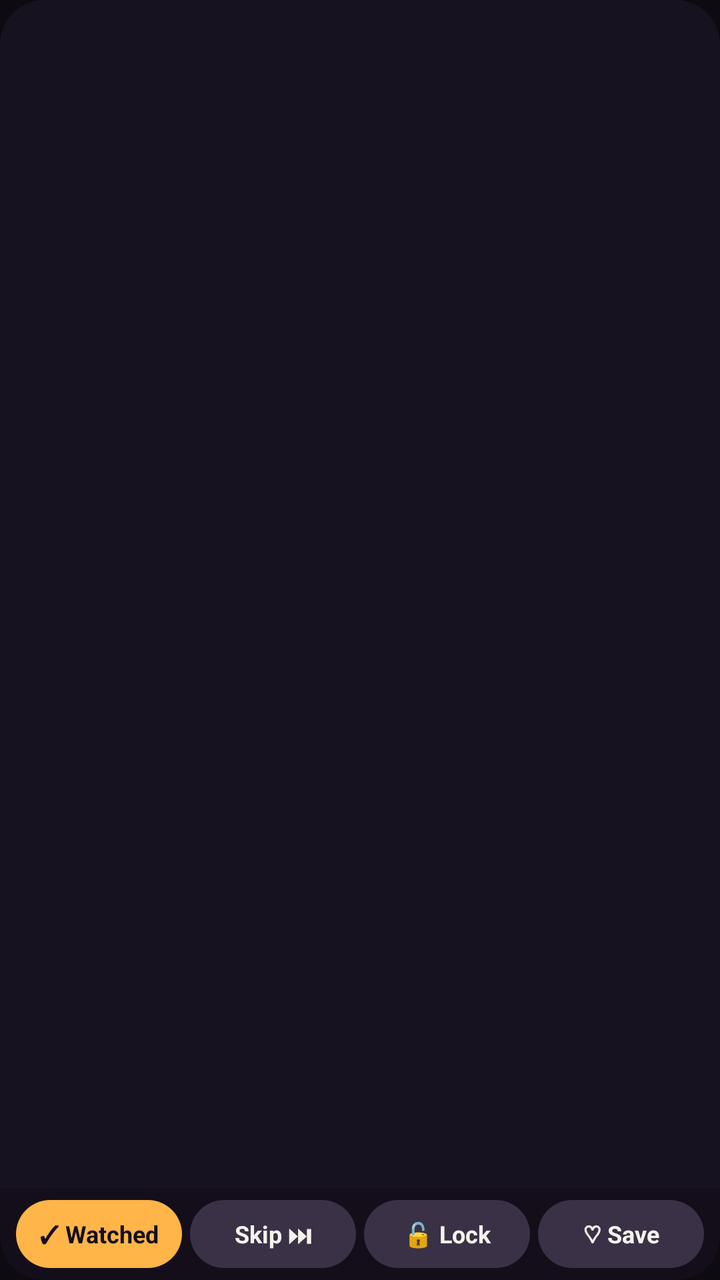
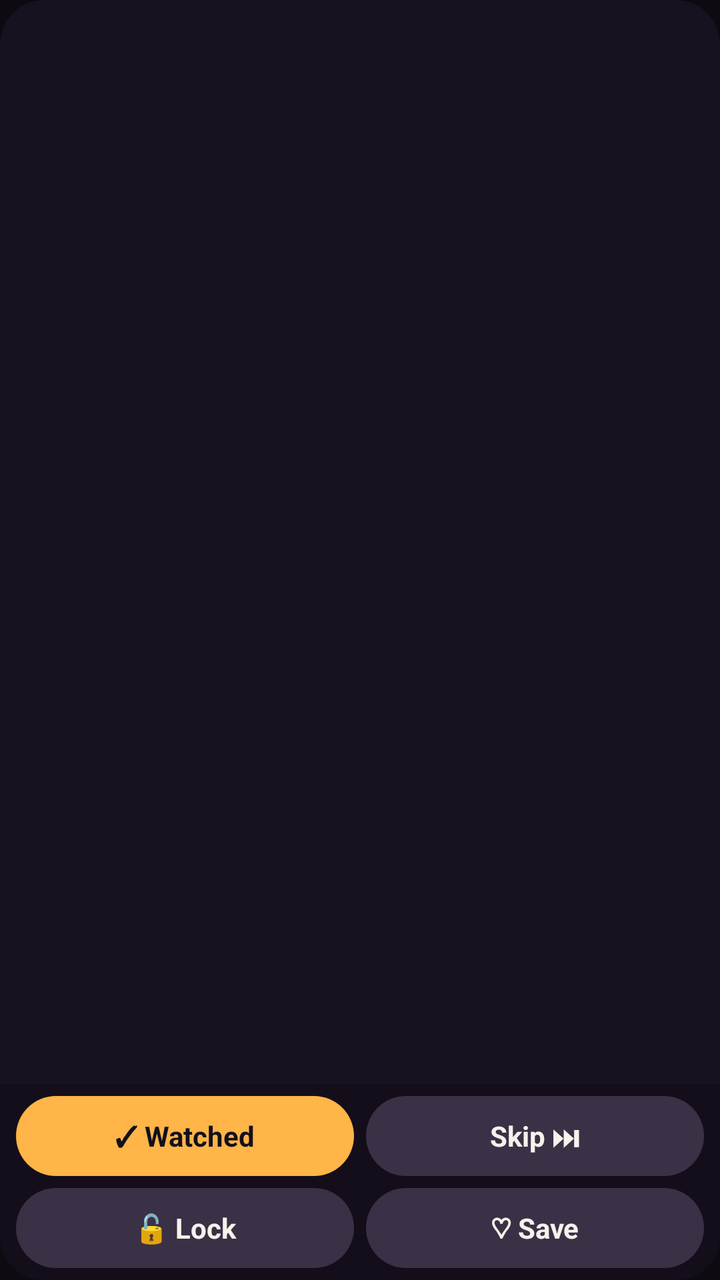

Screens rendered from an Android XML layout before and after an edit, with the pre-edit source and the edit as a unified diff.
<!-- AndroidManifest.xml: application theme Theme.VibeSync -->
<!-- res/layout/widget_pick.xml -->
<?xml version="1.0" encoding="utf-8"?>
<FrameLayout xmlns:android="http://schemas.android.com/apk/res/android"
    android:id="@+id/w_root"
    android:layout_width="match_parent"
    android:layout_height="match_parent"
    android:background="@drawable/widget_bg"
    android:clipToOutline="true">

    <ImageView
        android:id="@+id/w_poster"
        android:layout_width="match_parent"
        android:layout_height="match_parent"
        android:scaleType="centerCrop"
        android:contentDescription="Tonight's pick" />

    
    <TextView
        android:id="@+id/w_empty"
        android:layout_width="match_parent"
        android:layout_height="match_parent"
        android:gravity="center"
        android:padding="16dp"
        android:text="🍿 Open VibeSync for tonight's pick"
        android:textColor="#F6F2EC"
        android:textSize="15sp"
        android:textStyle="bold"
        android:visibility="gone" />

    <LinearLayout
        android:id="@+id/w_btns"
        android:layout_width="match_parent"
        android:layout_height="46dp"
        android:layout_gravity="bottom"
        android:background="@drawable/widget_bar"
        android:gravity="center_vertical"
        android:orientation="horizontal"
        android:paddingStart="6dp"
        android:paddingEnd="6dp">

        <TextView
            android:id="@+id/w_watched"
            android:layout_width="0dp"
            android:layout_height="34dp"
            android:layout_weight="1"
            android:layout_marginStart="2dp"
            android:layout_marginEnd="2dp"
            android:background="@drawable/widget_pill"
            android:gravity="center"
            android:maxLines="1"
            android:ellipsize="end"
            android:text="✓ Watched"
            android:textColor="#140F1C"
            android:textSize="12sp"
            android:textStyle="bold" />

        <TextView
            android:id="@+id/w_skip"
            android:layout_width="0dp"
            android:layout_height="34dp"
            android:layout_weight="1"
            android:layout_marginStart="2dp"
            android:layout_marginEnd="2dp"
            android:background="@drawable/widget_pill_soft"
            android:gravity="center"
            android:maxLines="1"
            android:ellipsize="end"
            android:text="Skip ⏭"
            android:textColor="#F6F2EC"
            android:textSize="12sp"
            android:textStyle="bold" />

        <TextView
            android:id="@+id/w_lock"
            android:layout_width="0dp"
            android:layout_height="34dp"
            android:layout_weight="1"
            android:layout_marginStart="2dp"
            android:layout_marginEnd="2dp"
            android:background="@drawable/widget_pill_soft"
            android:gravity="center"
            android:maxLines="1"
            android:ellipsize="end"
            android:text="🔓 Lock"
            android:textColor="#F6F2EC"
            android:textSize="12sp"
            android:textStyle="bold" />

        <TextView
            android:id="@+id/w_save"
            android:layout_width="0dp"
            android:layout_height="34dp"
            android:layout_weight="1"
            android:layout_marginStart="2dp"
            android:layout_marginEnd="2dp"
            android:background="@drawable/widget_pill_soft"
            android:gravity="center"
            android:maxLines="1"
            android:ellipsize="end"
            android:text="♡ Save"
            android:textColor="#F6F2EC"
            android:textSize="12sp"
            android:textStyle="bold"
            android:contentDescription="Save to my list" />
    </LinearLayout>
</FrameLayout>
<!-- resources referenced by this layout -->
<resources>
  <!-- drawable widget_bar (drawable) -->
  <?xml version="1.0" encoding="utf-8"?>
  <shape xmlns:android="http://schemas.android.com/apk/res/android" android:shape="rectangle">
      <solid android:color="#EB140F1C" />
  </shape>
  <!-- drawable widget_bg (drawable) -->
  <?xml version="1.0" encoding="utf-8"?>
  <shape xmlns:android="http://schemas.android.com/apk/res/android" android:shape="rectangle">
      <solid android:color="#F0171320" />
      <corners android:radius="22dp" />
  </shape>
  <!-- drawable widget_pill (drawable) -->
  <?xml version="1.0" encoding="utf-8"?>
  <shape xmlns:android="http://schemas.android.com/apk/res/android" android:shape="rectangle">
      <solid android:color="#FFB547" />
      <corners android:radius="999dp" />
  </shape>
  <!-- drawable widget_pill_soft (drawable) -->
  <?xml version="1.0" encoding="utf-8"?>
  <shape xmlns:android="http://schemas.android.com/apk/res/android" android:shape="rectangle">
      <solid android:color="#3A3146" />
      <corners android:radius="999dp" />
  </shape>
  <style name="Theme.VibeSync" parent="android:Theme.Material.NoActionBar">
          <item name="android:colorPrimary">@color/vs_accent</item>
          <item name="android:colorAccent">@color/vs_accent_2</item>
          <item name="android:windowBackground">@color/vs_background</item>
          <item name="android:statusBarColor">@color/vs_background</item>
          <item name="android:navigationBarColor">@color/vs_background</item>
      </style>
  <color name="vs_accent">#FFB547</color>
  <color name="vs_accent_2">#FF4D5E</color>
  <color name="vs_background">#0D0A12</color>
</resources>

<!-- the commit's change to res/layout/widget_pick.xml (unified diff, before → after) -->
@@ -26,80 +26,92 @@
         android:textStyle="bold"
         android:visibility="gone" />
 
+    
     <LinearLayout
         android:id="@+id/w_btns"
         android:layout_width="match_parent"
-        android:layout_height="46dp"
+        android:layout_height="wrap_content"
         android:layout_gravity="bottom"
         android:background="@drawable/widget_bar"
-        android:gravity="center_vertical"
-        android:orientation="horizontal"
-        android:paddingStart="6dp"
-        android:paddingEnd="6dp">
+        android:orientation="vertical"
+        android:paddingStart="5dp"
+        android:paddingEnd="5dp"
+        android:paddingTop="6dp"
+        android:paddingBottom="6dp">
 
-        <TextView
-            android:id="@+id/w_watched"
-            android:layout_width="0dp"
-            android:layout_height="34dp"
-            android:layout_weight="1"
-            android:layout_marginStart="2dp"
-            android:layout_marginEnd="2dp"
-            android:background="@drawable/widget_pill"
-            android:gravity="center"
-            android:maxLines="1"
-            android:ellipsize="end"
-            android:text="✓ Watched"
-            android:textColor="#140F1C"
-            android:textSize="12sp"
-            android:textStyle="bold" />
+        <LinearLayout
+            android:layout_width="match_parent"
+            android:layout_height="wrap_content"
+            android:orientation="horizontal">
+            <TextView
+                android:id="@+id/w_watched"
+                android:layout_width="0dp"
+                android:layout_height="40dp"
+                android:layout_weight="1"
+                android:layout_marginStart="3dp"
+                android:layout_marginEnd="3dp"
+                android:background="@drawable/widget_pill"
+                android:gravity="center"
+                android:maxLines="1"
+                android:ellipsize="end"
+                android:text="✓ Watched"
+                android:textColor="#140F1C"
+                android:textSize="14sp"
+                android:textStyle="bold" />
+            <TextView
+                android:id="@+id/w_skip"
+                android:layout_width="0dp"
+                android:layout_height="40dp"
+                android:layout_weight="1"
+                android:layout_marginStart="3dp"
+                android:layout_marginEnd="3dp"
+                android:background="@drawable/widget_pill_soft"
+                android:gravity="center"
+                android:maxLines="1"
+                android:ellipsize="end"
+                android:text="Skip ⏭"
+                android:textColor="#F6F2EC"
+                android:textSize="14sp"
+                android:textStyle="bold" />
+        </LinearLayout>
 
-        <TextView
-            android:id="@+id/w_skip"
-            android:layout_width="0dp"
-            android:layout_height="34dp"
-            android:layout_weight="1"
-            android:layout_marginStart="2dp"
-            android:layout_marginEnd="2dp"
-            android:background="@drawable/widget_pill_soft"
-            android:gravity="center"
-            android:maxLines="1"
-            android:ellipsize="end"
-            android:text="Skip ⏭"
-            android:textColor="#F6F2EC"
-            android:textSize="12sp"
-            android:textStyle="bold" />
-
-        <TextView
-            android:id="@+id/w_lock"
-            android:layout_width="0dp"
-            android:layout_height="34dp"
-            android:layout_weight="1"
-            android:layout_marginStart="2dp"
-            android:layout_marginEnd="2dp"
-            android:background="@drawable/widget_pill_soft"
-            android:gravity="center"
-            android:maxLines="1"
-            android:ellipsize="end"
-            android:text="🔓 Lock"
-            android:textColor="#F6F2EC"
-            android:textSize="12sp"
-            android:textStyle="bold" />
-
-        <TextView
-            android:id="@+id/w_save"
-            android:layout_width="0dp"
-            android:layout_height="34dp"
-            android:layout_weight="1"
-            android:layout_marginStart="2dp"
-            android:layout_marginEnd="2dp"
-            android:background="@drawable/widget_pill_soft"
-            android:gravity="center"
-            android:maxLines="1"
-            android:ellipsize="end"
-            android:text="♡ Save"
-            android:textColor="#F6F2EC"
-            android:textSize="12sp"
-            android:textStyle="bold"
-            android:contentDescription="Save to my list" />
+        <LinearLayout
+            android:id="@+id/w_row2"
+            android:layout_width="match_parent"
+            android:layout_height="wrap_content"
+            android:layout_marginTop="6dp"
+            android:orientation="horizontal">
+            <TextView
+                android:id="@+id/w_lock"
+                android:layout_width="0dp"
+                android:layout_height="40dp"
+                android:layout_weight="1"
+                android:layout_marginStart="3dp"
+                android:layout_marginEnd="3dp"
+                android:background="@drawable/widget_pill_soft"
+                android:gravity="center"
+                android:maxLines="1"
+                android:ellipsize="end"
+                android:text="🔓 Lock"
+                android:textColor="#F6F2EC"
+                android:textSize="14sp"
+                android:textStyle="bold" />
+            <TextView
+                android:id="@+id/w_save"
+                android:layout_width="0dp"
+                android:layout_height="40dp"
+                android:layout_weight="1"
+                android:layout_marginStart="3dp"
+                android:layout_marginEnd="3dp"
+                android:background="@drawable/widget_pill_soft"
+                android:gravity="center"
+                android:maxLines="1"
+                android:ellipsize="end"
+                android:text="♡ Save"
+                android:textColor="#F6F2EC"
+                android:textSize="14sp"
+                android:textStyle="bold"
+                android:contentDescription="Save to my list" />
+        </LinearLayout>
     </LinearLayout>
 </FrameLayout>
